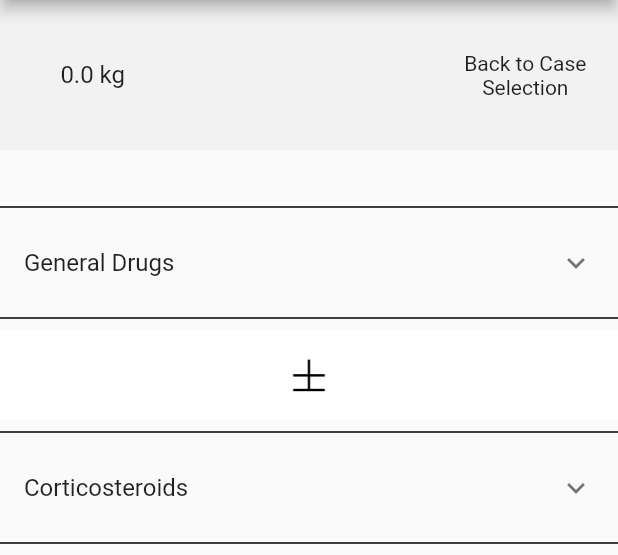
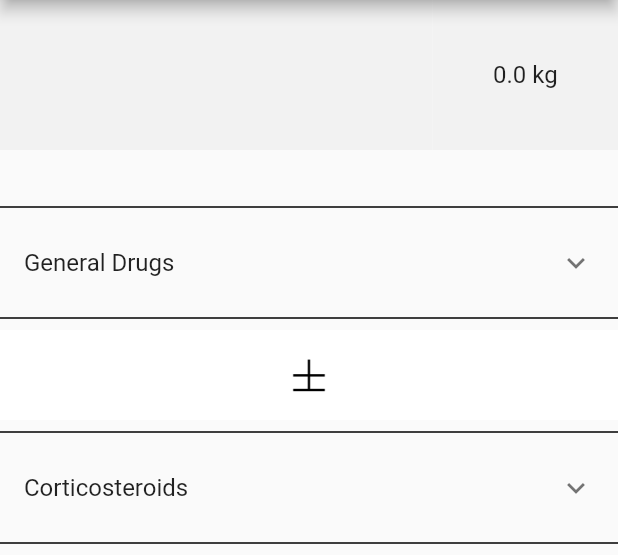
Before and after one commit to adrianpaolucci/app_projectrobin, a Flutter app: the Asthma screen opened directly, on a phone screen of 412 x 824 dp, the part 84-639 px from its top. Run offline on Flutter 3.47's test engine with Material 2 defaults, Android fonts, the phone set to English and light mode, and no system bars; our stand-ins replace wakelock; missing offline and left inert: bottom_navigation_badge.

```diff
--- a/lib/asthma.dart
+++ b/lib/asthma.dart
@@ -190,25 +190,13 @@ class AsthmaState extends State<Asthma> {
         body: SingleChildScrollView(child: Material(
             child: Column(
                 children: <Widget>[
-                  Row(children: <Widget>[Container(height: 100, width: data.size.width*0.3, color: Color(0xfff2f2f2),
-                      child: Center(child: Text("$weight kg", style: TextStyle(fontSize: 16.0),))
-                  ),
-                    Container(height: 100, width: 0.4*data.size.width, color: Color(0xfff2f2f2),
+                  Row(children: <Widget>[
+                    Container(height: 100, width: 0.7*data.size.width, color: Color(0xfff2f2f2),
                         child: Center(child:
                         Text("$int",style: TextStyle(color: specificColor,fontSize: 24.0),textAlign: TextAlign.center,))
                     ),
                     Container(height: 100, width: data.size.width*0.3, color: Color(0xfff2f2f2),
-                        child: Center(child:
-                        GestureDetector(child: Text("Back to Case Selection",textAlign: TextAlign.center),
-                            onTap: () {
-                              Navigator.push(context, MaterialPageRoute(builder: (context) {
-                                return InterventionMain();
-                              }
-                              )
-                              );
-                            }
-                        )
-                        )
+                        child: Center(child: Text("$weight kg", style: TextStyle(fontSize: 16.0),))
                     )
                   ]
                   ),
--- a/lib/interventionMainScreen.dart
+++ b/lib/interventionMainScreen.dart
@@ -61,7 +61,7 @@ class _DosingMainState extends State<InterventionMain> {
           CustomScrollView(
             slivers: <Widget>[
               SliverFixedExtentList(
-                itemExtent: 50.0,
+                itemExtent: 50,
                 delegate: SliverChildListDelegate([
                   Container(
                       alignment: Alignment.centerLeft,
```
Also changed, not shown: lib/intubation.dart (+20 -17 lines), lib/seizuresNeurology.dart (+19 -5 lines).
